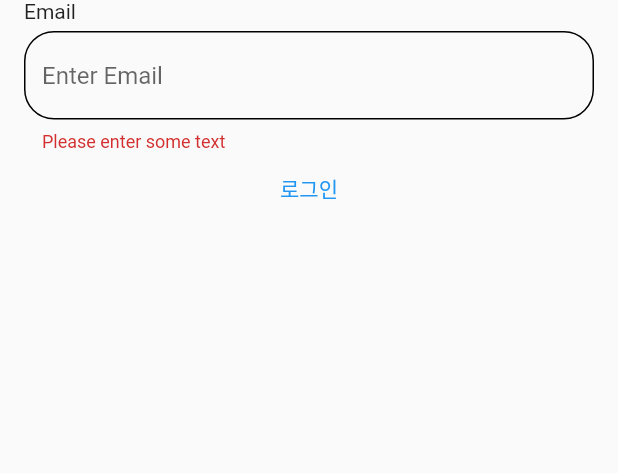
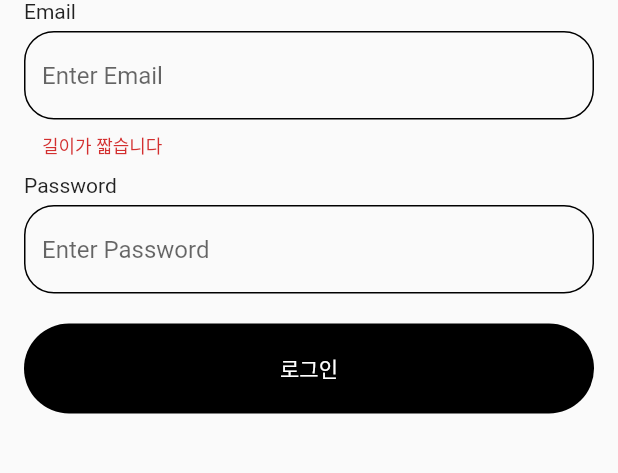
Before and after one commit to LegdayDev/login_app, a Flutter app: the screen it shows after launch, after a tap on "로그인", on a phone screen of 412 x 824 dp, the part 350-823 px from its top. Run offline on Flutter 3.47's test engine with Material 2 defaults, Android fonts, the phone set to English and light mode, and no system bars; our stand-ins replace flutter_svg.

Commit message:
login_app complete

```diff
--- a/lib/components/custom_text_form_field.dart
+++ b/lib/components/custom_text_form_field.dart
@@ -2,20 +2,40 @@ import 'package:flutter/material.dart';
 import 'package:login_app/size.dart';
 
 class CustomTextFormField extends StatelessWidget {
-  const CustomTextFormField({Key? key}) : super(key: key);
+  final String text;
+
+  const CustomTextFormField({required this.text, Key? key}) : super(key: key);
 
   @override
   Widget build(BuildContext context) {
     return Column(
       crossAxisAlignment: CrossAxisAlignment.start,
       children: [
-        Text("Email"),
+        Text("${text}"),
         SizedBox(height: small_gap),
         TextFormField(
-          validator: (value) =>
-              value!.isEmpty ? "Please enter some text" : null,
+          obscureText: (text == "Password") ? true : false,
+          // validator: (value) =>
+          //     value!.isEmpty ? "Please enter some text" : null,
+          validator: (value) {
+            if (text == "Passwrod") {
+              if (value!.length <= 5) {
+                return "길이가 짧습니다";
+              } else if (value!.isEmpty) {
+                return "Please enter some text";
+              } else
+                return null;
+            } else if (text == "Email") {
+              if (value!.length <= 10) {
+                return "길이가 짧습니다";
+              } else if (value!.isEmpty) {
+                return "Please enter some text";
+              } else
+                return null;
+            }
+          },
           decoration: InputDecoration(
-            hintText: "Enter Email",
+            hintText: "Enter ${text}",
             enabledBorder:
                 OutlineInputBorder(borderRadius: BorderRadius.circular(20)),
             errorBorder:
--- a/lib/components/custon_form.dart
+++ b/lib/components/custon_form.dart
@@ -1,5 +1,6 @@
 import 'package:flutter/material.dart';
 import 'package:login_app/components/custom_text_form_field.dart';
+import 'package:login_app/size.dart';
 
 class CustomForm extends StatelessWidget {
   final _formKey = GlobalKey<FormState>();
@@ -11,7 +12,10 @@ class CustomForm extends StatelessWidget {
       key: _formKey,
       child: Column(
         children: [
-          CustomTextFormField(),
+          CustomTextFormField(text: "Email"),
+          SizedBox(height: medium_gap),
+          CustomTextFormField(text: "Password"),
+          SizedBox(height: large_gap),
           TextButton(
             onPressed: () {
               if (_formKey.currentState!.validate()) {
--- a/lib/main.dart
+++ b/lib/main.dart
@@ -14,6 +14,17 @@ class MyApp extends StatelessWidget {
   Widget build(BuildContext context) {
     //context는 MyApp의 하위위젯으로 context를 상속
     return MaterialApp(
+      theme: ThemeData(
+        textButtonTheme: TextButtonThemeData(
+          style: TextButton.styleFrom(
+              backgroundColor: Colors.black,
+              primary: Colors.white,
+              shape: RoundedRectangleBorder(
+                borderRadius: BorderRadius.circular(30),
+              ),
+              minimumSize: Size(400, 60)),
+        ),
+      ),
       debugShowCheckedModeBanner: false,
       initialRoute: "/login",
       routes: {
```
Also changed, not shown: lib/pages/home_page.dart (+17 -8 lines).
